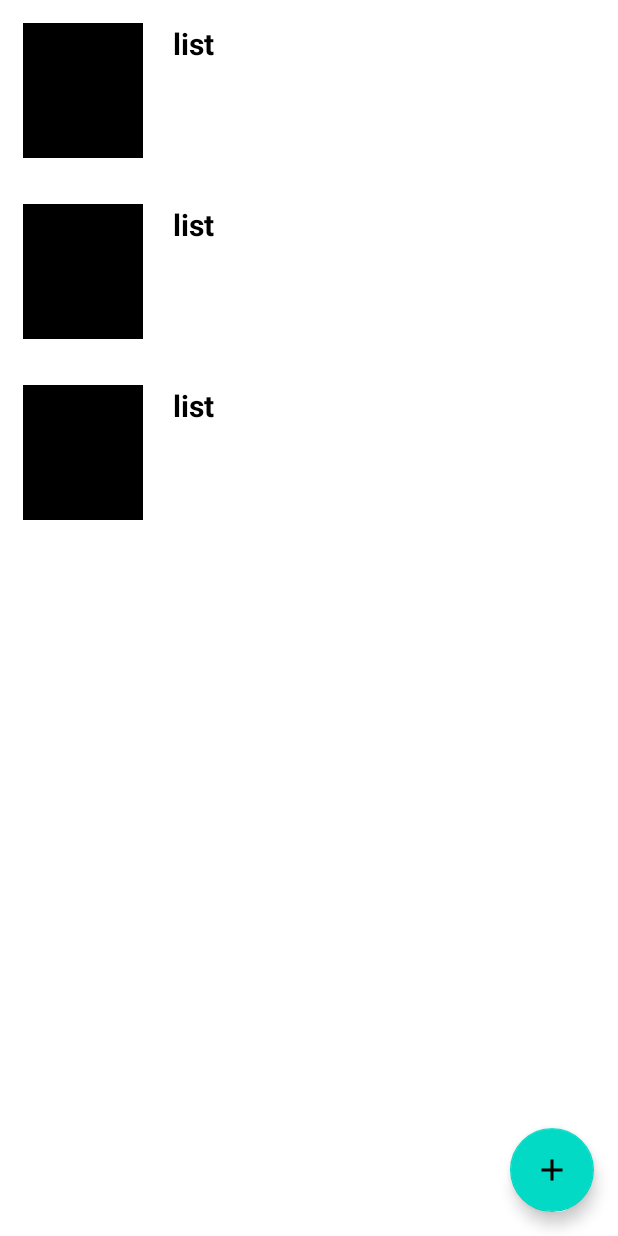
After one commit to Akbarwp/PemrogramanMobile, an Android app: the layout activity_firestore.xml on its own in the app's theme, with its tools: preview values and no code run, on a phone screen of 412 x 824 dp. The commit adds this screen. Run offline under Robolectric (Android 15) with nearby library versions, the phone set to English and light mode, and no system bars.

Commit message:
Add Activity with Firestore

```diff
--- a/app/build.gradle
+++ b/app/build.gradle
@@ -39,11 +39,12 @@ dependencies {
     // Glider
     implementation 'com.github.bumptech.glide:glide:4.13.0'
     implementation 'androidx.legacy:legacy-support-v4:1.0.0'
+    annotationProcessor 'com.github.bumptech.glide:compiler:4.13.0'
     // implementation 'androidx.room:room-compiler-processing-testing:2.4.2'
     implementation 'androidx.constraintlayout:constraintlayout:2.1.4'
     // Firebase
-    implementation 'com.google.firebase:firebase-firestore:21.4.0'
-    annotationProcessor 'com.github.bumptech.glide:compiler:4.13.0'
+    implementation 'com.google.firebase:firebase-firestore:24.2.0'
+    implementation 'com.google.firebase:firebase-storage:20.0.1'
     // Material Design 3
     implementation 'com.google.android.material:material:1.6.1'
 
--- a/app/src/main/java/com/example/pemrograman_mobile/pertemuan10/movieAdapter.java
+++ b/app/src/main/java/com/example/pemrograman_mobile/pertemuan10/movieAdapter.java
@@ -15,8 +15,6 @@ import com.bumptech.glide.Glide;
 import com.example.pemrograman_mobile.R;
 
 import java.util.ArrayList;
-
-import io.opencensus.resource.Resource;
 
 // class untuk menampilkan data (list) sesuai layout item_list yang dibuat
 public class movieAdapter extends RecyclerView.Adapter<movieAdapter.ViewHolder> {
--- /dev/null
+++ b/app/src/main/res/layout/activity_firestore.xml
@@ -0,0 +1,27 @@
+<?xml version="1.0" encoding="utf-8"?>
+<androidx.constraintlayout.widget.ConstraintLayout xmlns:android="http://schemas.android.com/apk/res/android"
+    xmlns:app="http://schemas.android.com/apk/res-auto"
+    xmlns:tools="http://schemas.android.com/tools"
+    android:layout_width="match_parent"
+    android:layout_height="match_parent"
+    tools:context=".pertemuan13.FirestoreActivity">
+
+    <androidx.recyclerview.widget.RecyclerView
+        android:id="@+id/rv"
+        android:layout_width="match_parent"
+        android:layout_height="wrap_content"
+        tools:listitem="@layout/item_list_firestore"
+        app:layout_constraintTop_toTopOf="parent" />
+
+    <com.google.android.material.floatingactionbutton.FloatingActionButton
+        android:id="@+id/floating_action_button"
+        android:layout_width="wrap_content"
+        android:layout_height="wrap_content"
+        android:layout_gravity="bottom|end"
+        android:layout_margin="16dp"
+        android:contentDescription="fab_content_desc"
+        app:srcCompat="@drawable/ic_baseline_add_24"
+        app:layout_constraintBottom_toBottomOf="parent"
+        app:layout_constraintEnd_toEndOf="parent"/>
+
+</androidx.constraintlayout.widget.ConstraintLayout>
--- /dev/null
+++ b/app/src/main/res/layout/item_list_firestore.xml
@@ -0,0 +1,24 @@
+<?xml version="1.0" encoding="utf-8"?>
+<RelativeLayout xmlns:android="http://schemas.android.com/apk/res/android"
+    android:layout_width="match_parent"
+    android:layout_height="wrap_content"
+    android:layout_margin="15dp">
+
+    <ImageView
+        android:layout_width="80dp"
+        android:layout_height="90dp"
+        android:id="@+id/foto"
+        android:background="@color/black"/>
+
+    <TextView
+        android:layout_marginStart="20dp"
+        android:id="@+id/textView"
+        android:layout_width="match_parent"
+        android:layout_height="wrap_content"
+        android:text="list"
+        android:textSize="20sp"
+        android:textColor="@color/black"
+        android:textStyle="bold"
+        android:layout_toEndOf="@id/foto"/>
+
+</RelativeLayout>
--- a/build.gradle
+++ b/build.gradle
@@ -1,6 +1,6 @@
 buildscript {
     dependencies {
-        classpath 'com.google.gms:google-services:4.3.3'
+        classpath 'com.google.gms:google-services:4.3.13'
     }
 }// Top-level build file where you can add configuration options common to all sub-projects/modules.
 plugins {
```
Also changed, not shown: app/src/main/AndroidManifest.xml (+12 -0 lines), app/src/main/java/com/example/pemrograman_mobile/pertemuan13/FirestoreActivity.java (added, +75 -0 lines), app/src/main/java/com/example/pemrograman_mobile/pertemuan13/InputActivity.java (added, +163 -0 lines), app/src/main/java/com/example/pemrograman_mobile/pertemuan13/adapterMhs.java (added, +66 -0 lines), app/src/main/java/com/example/pemrograman_mobile/pertemuan13/modelMhs.java (added, +38 -0 lines), app/src/main/res/layout/activity_input.xml (added, +48 -0 lines).
